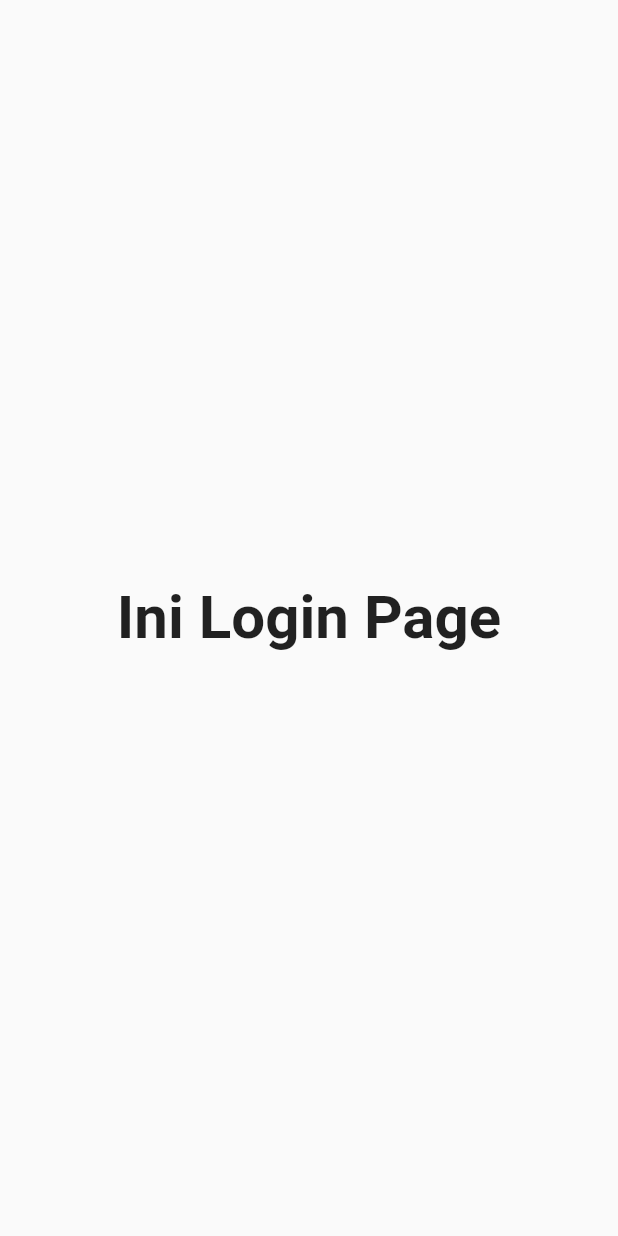
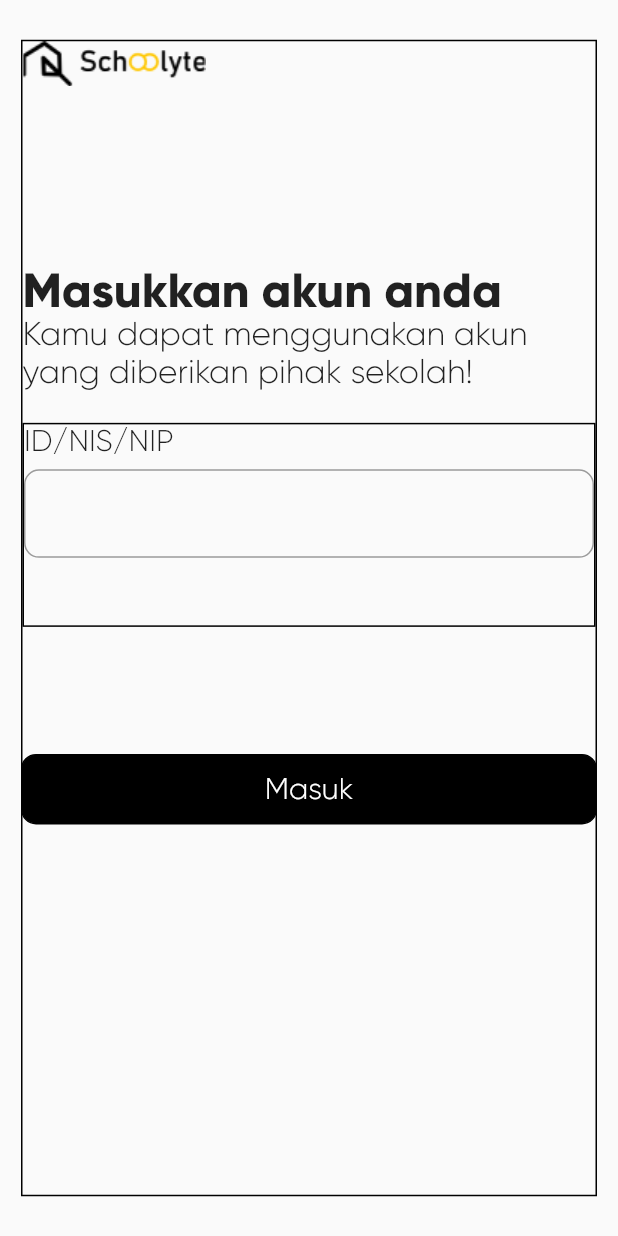
Before and after one commit to budionoaryawisanto/Schoolyte, a Flutter app: the screen it shows after launch, after a tap on "Mulai", on a phone screen of 412 x 824 dp. Run offline on Flutter 3.47's test engine with Material 2 defaults, Android fonts, the phone set to English and light mode, and no system bars; our stand-ins replace shared_preferences.

Commit message:
Progres 70% Login Page

```diff
--- a/schoolyte/lib/landing.dart
+++ b/schoolyte/lib/landing.dart
@@ -22,44 +22,43 @@ class _LandingPageState extends State<LandingPage> {
       body: SafeArea(
         child: Container(
           padding: EdgeInsets.all(12),
-          margin: EdgeInsets.symmetric(vertical: 50),
           child: Stack(
             children: [
               Align(
-                alignment: Alignment.topCenter,
+                alignment: Alignment(-0.7, -0.9),
+                child: new Image.asset(
+                  "assets/images/logolanding.png",
+                ),
+              ),
+              Align(
+                alignment: Alignment(0.0, -0.7),
                 child: Container(
-                  width: 265,
-                  height: 239,
+                  width: 376,
+                  height: 202,
                   child: Stack(
                     children: [
                       Align(
-                        alignment: Alignment.topLeft,
-                        child: new Image.asset(
-                          "assets/images/logolanding.png",
-                        ),
-                      ),
-                      Align(
-                        alignment: Alignment(-1.0, -0.1),
+                        alignment: Alignment(-1.0, -1.0),
                         child: Text(
                           "WELCOME",
                           style: TextStyle(
                             fontFamily: 'Gilroy-ExtraBold',
-                            fontSize: 46,
+                            fontSize: 64,
                           ),
                         ),
                       ),
                       Align(
-                        alignment: Alignment(-1.0, 0.5),
+                        alignment: Alignment(-1.0, 0.0),
                         child: Text(
                           "To",
                           style: TextStyle(
                             fontFamily: 'Gilroy-ExtraBold',
-                            fontSize: 36,
+                            fontSize: 48,
                           ),
                         ),
                       ),
                       Align(
-                        alignment: Alignment(-0.1, 0.5),
+                        alignment: Alignment(-0.4, 0.0),
                         child: Container(
                           decoration: BoxDecoration(
                             color: Color.fromRGBO(255, 199, 0, 1),
@@ -73,7 +72,7 @@ class _LandingPageState extends State<LandingPage> {
                             "Schoolyte",
                             style: TextStyle(
                               fontFamily: 'Gilroy-Light',
-                              fontSize: 36,
+                              fontSize: 40,
                             ),
                           ),
                         ),
@@ -84,7 +83,7 @@ class _LandingPageState extends State<LandingPage> {
                           "!",
                           style: TextStyle(
                             fontFamily: 'Gilroy-ExtraBold',
-                            fontSize: 40,
+                            fontSize: 48,
                           ),
                         ),
                       ),
@@ -94,7 +93,7 @@ class _LandingPageState extends State<LandingPage> {
                           "Kami akan memberikan layanan sesuai yang kalian butuhkan",
                           style: TextStyle(
                             fontFamily: 'Gilroy-Light',
-                            fontSize: 16,
+                            fontSize: 22,
                           ),
                         ),
                       ),
@@ -103,18 +102,18 @@ class _LandingPageState extends State<LandingPage> {
                 ),
               ),
               Align(
-                alignment: Alignment(0.0, 0.0),
+                alignment: Alignment(0.0, 0.2),
                 child: new Image.asset(
                   "assets/images/hi1.png",
                 ),
               ),
               Align(
-                alignment: Alignment(0.0, 0.5),
+                alignment: Alignment(0.0, 0.7),
                 child: TextButton(
                   onPressed: () => _logIn(),
                   child: Container(
-                    width: 143,
-                    height: 41,
+                    width: 384,
+                    height: 55,
                     decoration: BoxDecoration(
                       color: Colors.black,
                       border: Border.all(
--- a/schoolyte/lib/login.dart
+++ b/schoolyte/lib/login.dart
@@ -9,10 +9,7 @@ class LoginPage extends StatefulWidget {
 }
 
 class _LoginPageState extends State<LoginPage> {
-  final TextEditingController userNameController = TextEditingController();
-  final TextEditingController passwordController = TextEditingController();
-  bool visible = false;
-  final String sUrl = "https://mysimrs.com/api/";
+  final _formKey = GlobalKey<FormState>();
 
   @override
   void initState() {
@@ -23,13 +20,135 @@ class _LoginPageState extends State<LoginPage> {
   Widget build(BuildContext context) {
     return Scaffold(
       body: SafeArea(
-        child: Center(
-          child: Text(
-            'Ini Login Page',
-            style: TextStyle(
-              fontSize: 40,
-              fontWeight: FontWeight.bold,
-            ),
+        child: Container(
+          // padding: EdgeInsets.all(12),
+          // margin: EdgeInsets.symmetric(vertical: 50),
+          child: Stack(
+            children: [
+              Align(
+                alignment: Alignment(0.0, 0.0),
+                child: Container(
+                  width: 384,
+                  height: 771,
+                  decoration: BoxDecoration(
+                    border: Border.all(
+                      width: 1,
+                      color: Colors.black,
+                    ),
+                  ),
+                  child: Stack(
+                    children: [
+                      Align(
+                        alignment: Alignment.topLeft,
+                        child: new Image.asset(
+                          "assets/images/logolanding.png",
+                        ),
+                      ),
+                      Align(
+                        alignment: Alignment(-1.0, -0.6),
+                        child: Text(
+                          'Masukkan akun anda',
+                          style: TextStyle(
+                            fontFamily: 'Gilroy-ExtraBold',
+                            fontSize: 32,
+                          ),
+                        ),
+                      ),
+                      Align(
+                        alignment: Alignment(-1.0, -0.5),
+                        child: Container(
+                          margin: EdgeInsets.symmetric(vertical: 6),
+                          child: Text(
+                            'Kamu dapat menggunakan akun yang diberikan pihak sekolah!',
+                            style: TextStyle(
+                              fontFamily: 'Gilroy-Light',
+                              fontSize: 22,
+                            ),
+                          ),
+                        ),
+                      ),
+                      Align(
+                        alignment: Alignment(0.0, -0.2),
+                        child: Container(
+                          width: 384,
+                          height: 136,
+                          decoration: BoxDecoration(
+                            border: Border.all(
+                              width: 1,
+                              color: Colors.black,
+                            ),
+                          ),
+                          margin: EdgeInsets.symmetric(vertical: 6),
+                          child: Stack(
+                            children: [
+                              Align(
+                                alignment: Alignment.topLeft,
+                                child: Text(
+                                  'ID/NIS/NIP',
+                                  style: TextStyle(
+                                    fontFamily: 'Gilroy-Light',
+                                    fontSize: 20,
+                                  ),
+                                ),
+                              ),
+                              Align(
+                                alignment: Alignment(0.0, -0.2),
+                                child: Form(
+                                  key: _formKey,
+                                  child: TextFormField(
+                                    decoration: new InputDecoration(
+                                      border: OutlineInputBorder(
+                                          borderRadius:
+                                              new BorderRadius.circular(10)),
+                                    ),
+                                    validator: (value) {
+                                      if (value!.isEmpty) {
+                                        return 'ID/NIS/NIP tidak boleh kosong';
+                                      }
+                                      return null;
+                                    },
+                                  ),
+                                ),
+                              ),
+                            ],
+                          ),
+                        ),
+                      ),
+                    ],
+                  ),
+                ),
+              ),
+              Align(
+                alignment: Alignment(0.0, 0.3),
+                child: TextButton(
+                  onPressed: () {
+                    if (_formKey.currentState!.validate()) {}
+                  },
+                  child: Container(
+                    width: 384,
+                    height: 47,
+                    decoration: BoxDecoration(
+                      color: Colors.black,
+                      border: Border.all(
+                        color: Colors.black,
+                        width: 1,
+                      ),
+                      borderRadius: BorderRadius.circular(10),
+                    ),
+                    child: Center(
+                      child: Text(
+                        "Masuk",
+                        style: TextStyle(
+                          color: Colors.white,
+                          fontFamily: 'Gilroy-Light',
+                          fontSize: 20,
+                        ),
+                      ),
+                    ),
+                  ),
+                ),
+              ),
+            ],
           ),
         ),
       ),
```
Also changed, not shown: schoolyte/assets/images/hi1.png, schoolyte/assets/images/logolauncher.png.
